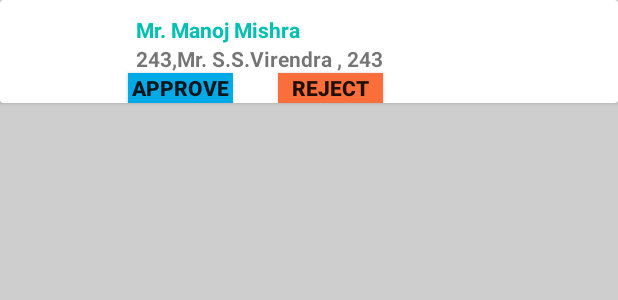
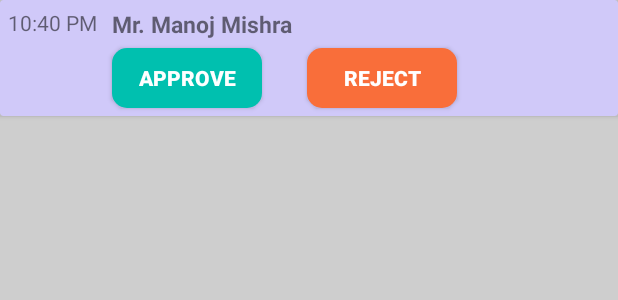
Before and after one commit to rasmita12/RESIDENTGUARDO, an Android app: the layout allvisitors.xml on its own in the app's theme, with its tools: preview values and no code run, on a phone screen of 412 x 824 dp. Shown: the top 300 px of the screen. Run offline under Robolectric (Android 15) with nearby library versions, the phone set to English and light mode, and no system bars.

Commit message:
issue resolved

```diff
--- a/app/src/main/java/android/stalwartgroup/residentguardo/Adapter/VisitorsAdapter.java
+++ b/app/src/main/java/android/stalwartgroup/residentguardo/Adapter/VisitorsAdapter.java
@@ -87,6 +87,8 @@ public class VisitorsAdapter extends BaseAdapter {
             holder.visitorsPic=(ImageView) convertView.findViewById(R.id.visitorsPic);
             holder.approve=(Button)convertView.findViewById(R.id.approve);
             holder.reject=(Button)convertView.findViewById(R.id.reject);
+            holder.approve.setVisibility(View.GONE);
+            holder.reject.setVisibility(View.GONE);
             convertView.setTag(holder);
         }
         else{
@@ -102,7 +104,7 @@ public class VisitorsAdapter extends BaseAdapter {
         String comingfrom=_pos.getComing_from();
         String is_verified=_pos.getVerification();
 
-        holder.tv_name.setText(name);
+        holder.tv_name.setText(name+","+comingfrom);
         holder.tv_cmngfrom.setText(mobile+" "+","+" "+comingfrom);
         if(!_pos.getPhoto().isEmpty()) {
             Picasso.with(_context).load(_pos.getPhoto()).into(holder.visitorsPic);
@@ -291,6 +293,8 @@ public class VisitorsAdapter extends BaseAdapter {
 
             }
             else {
+                holder.approve.setVisibility(View.VISIBLE);
+                holder.reject.setVisibility(View.VISIBLE);
                 Toast.makeText(_context,server_response,Toast.LENGTH_LONG).show();
             }
 
--- /dev/null
+++ b/app/src/main/res/drawable/approvebutton.xml
@@ -0,0 +1,16 @@
+<?xml version="1.0" encoding="UTF-8"?>
+<shape
+    xmlns:android="http://schemas.android.com/apk/res/android">
+    <!--  <stroke
+          android:width="1dp"
+          android:color="@color/colorPrimary"/>-->
+    <solid android:color="@color/LoginButtoncolor"></solid>
+    <corners
+        android:radius="10dp"></corners>
+    <padding
+        android:left="1dp"
+        android:right="1dp"
+        android:top="1dp"
+        android:bottom="1dp"/>
+
+</shape>
--- /dev/null
+++ b/app/src/main/res/drawable/rejectbutton.xml
@@ -0,0 +1,16 @@
+<?xml version="1.0" encoding="UTF-8"?>
+<shape
+    xmlns:android="http://schemas.android.com/apk/res/android">
+    <!--  <stroke
+          android:width="1dp"
+          android:color="@color/colorPrimary"/>-->
+    <solid android:color="@color/btn_orange"></solid>
+    <corners
+        android:radius="10dp"></corners>
+    <padding
+        android:left="1dp"
+        android:right="1dp"
+        android:top="1dp"
+        android:bottom="1dp"/>
+
+</shape>
--- a/app/src/main/res/layout/activity_main.xml
+++ b/app/src/main/res/layout/activity_main.xml
@@ -1,10 +1,12 @@
 <?xml version="1.0" encoding="utf-8"?>
 <RelativeLayout xmlns:android="http://schemas.android.com/apk/res/android"
     android:orientation="vertical" android:layout_width="match_parent"
-    android:layout_height="match_parent">
+    android:layout_height="match_parent"
+    android:background="@color/light_colorPrimary">
     <RelativeLayout
         android:layout_width="match_parent"
-       android:layout_height="310dp"
+        android:layout_height="280dp"
+        android:background="@color/light_colorPrimary"
         android:layout_marginTop="10dp"
         android:id="@+id/relative_fodetail">
 
@@ -12,7 +14,7 @@
             android:layout_width="wrap_content"
             android:layout_height="match_parent"
             android:divider="@null"
-           android:background="@color/White"
+            android:background="@color/light_colorPrimary"
             android:id="@+id/list_home">
         </ListView>
 
@@ -27,7 +29,7 @@
 
     <RelativeLayout
         android:layout_width="match_parent"
-        android:layout_height="250dp"
+        android:layout_height="200dp"
         android:background="@color/White"
         android:layout_alignParentBottom="true">
     </RelativeLayout>
@@ -38,7 +40,7 @@
         android:layout_marginTop="20dp"
         android:layout_marginLeft="20dp"
         android:layout_marginRight="20dp"
-        android:layout_marginBottom="-30dp"
+        android:layout_marginBottom="-10dp"
         android:layout_below="@+id/relative_fodetail"
         android:background="@drawable/backgroundborder">
         <LinearLayout
--- a/app/src/main/res/layout/allvisitors.xml
+++ b/app/src/main/res/layout/allvisitors.xml
@@ -1,21 +1,32 @@
 <?xml version="1.0" encoding="utf-8"?>
 <RelativeLayout xmlns:android="http://schemas.android.com/apk/res/android"
-    android:layout_width="match_parent" android:layout_height="match_parent"
+    android:layout_width="match_parent"
+    android:layout_height="match_parent"
+    xmlns:app="http://schemas.android.com/apk/res-auto"
     android:id="@+id/rel_vistadapter"
     android:background="@color/background">
     <android.support.v7.widget.CardView
         android:layout_width="match_parent"
         android:layout_height="wrap_content"
         android:id="@+id/card1"
+        app:cardBackgroundColor="@color/light_colorPrimary"
         android:layout_marginTop="0dp"
         android:layout_marginRight="0dp">
         <RelativeLayout
             android:layout_width="match_parent"
             android:layout_marginLeft="5dp"
             android:layout_height="wrap_content">
+            <TextView
+                android:layout_width="wrap_content"
+                android:layout_height="wrap_content"
+                android:id="@+id/time"
+                android:layout_marginTop="5dp"
+
+                android:text="10:40 PM"/>
             <ImageView
                 android:layout_width="60dp"
                 android:padding="5dp"
+                android:visibility="gone"
                 android:layout_marginTop="5dp"
                 android:layout_marginRight="20dp"
                 android:scaleType="fitXY"
@@ -25,19 +36,20 @@
                 android:layout_width="wrap_content"
                 android:layout_height="wrap_content"
                 android:text="Mr. Manoj Mishra"
-                android:layout_marginLeft="5dp"
-                android:layout_marginTop="10dp"
-                android:layout_toRightOf="@+id/visitorsPic"
+                android:layout_marginLeft="10dp"
+                android:textSize="15dp"
+                android:maxLength="50"
+                android:layout_marginTop="5dp"
+                android:layout_toRightOf="@+id/time"
                 android:id="@+id/visitors_name"
-                android:textStyle="bold"
-                android:textColor="@color/LoginButtoncolor"
-                />
+                android:textStyle="bold" />
 
             <TextView
                 android:layout_width="wrap_content"
                 android:layout_height="wrap_content"
                 android:layout_below="@id/visitors_name"
                 android:layout_marginTop="0dp"
+                android:visibility="gone"
                 android:layout_marginLeft="5dp"
                 android:id="@+id/tv_phone_comingfrm"
                 android:layout_toRightOf="@id/visitorsPic"
@@ -46,29 +58,32 @@
 
             <Button
                 android:id="@+id/approve"
-                android:layout_width="70dp"
-                android:layout_height="20dp"
+                android:layout_width="100dp"
+                android:layout_height="40dp"
                 android:layout_below="@+id/tv_phone_comingfrm"
-                android:layout_marginTop="0dp"
+                android:layout_marginTop="5dp"
                 android:layout_marginRight="30dp"
                 android:text="APPROVE"
+                android:textColor="@color/White"
                 android:gravity="center"
-                android:layout_toRightOf="@id/visitorsPic"
+                android:layout_marginLeft="10dp"
+                android:layout_toRightOf="@id/time"
                 android:layout_marginBottom="0dp"
                 android:textStyle="bold"
-                android:background="@color/RegisterButtoncolor"/>
+                android:background="@drawable/approvebutton"/>
             <Button
                 android:id="@+id/reject"
-                android:layout_width="70dp"
-                android:layout_height="20dp"
+                android:layout_width="100dp"
+                android:layout_height="40dp"
                 android:layout_toRightOf="@+id/approve"
                 android:layout_below="@+id/tv_phone_comingfrm"
                 android:text="REJECT"
                 android:gravity="center"
                 android:textStyle="bold"
-                android:layout_marginTop="0dp"
-                android:layout_marginBottom="0dp"
-                android:background="@color/btn_orange"/>
+                android:textColor="@color/White"
+                android:layout_marginTop="5dp"
+                android:layout_marginBottom="5dp"
+                android:background="@drawable/rejectbutton"/>
 
         </RelativeLayout>
 
--- a/app/src/main/res/values/colors.xml
+++ b/app/src/main/res/values/colors.xml
@@ -1,6 +1,10 @@
 <?xml version="1.0" encoding="utf-8"?>
 <resources>
     <color name="colorPrimary">#11084c</color>
+<!--
+    <color name="light_colorPrimary">#C4BCF5</color>
+-->
+    <color name="light_colorPrimary">#D0C9F9</color>
     <color name="colorPrimaryDark">#3F51B5</color>
     <color name="colorPrimaryDarkloght">#3F51B5</color>
     <color name="theme">#3F51B5</color>
```
Lines whose indentation alone changed are shown as unchanged.
